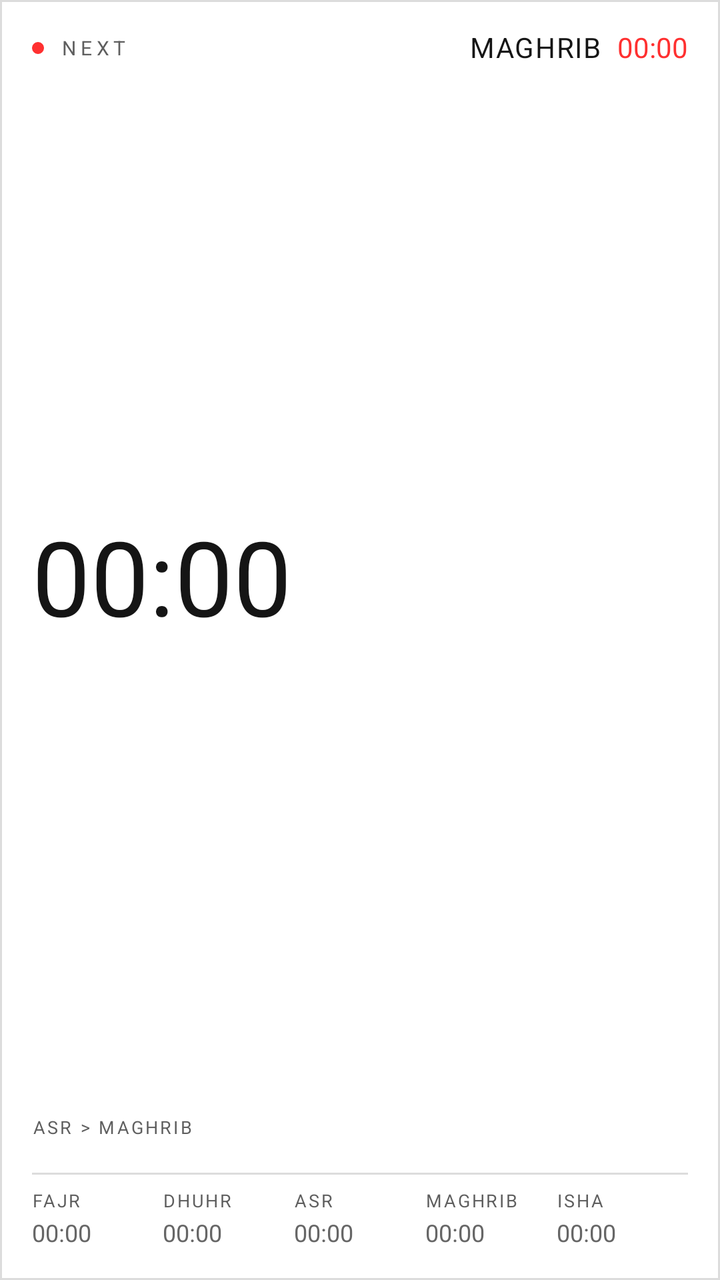
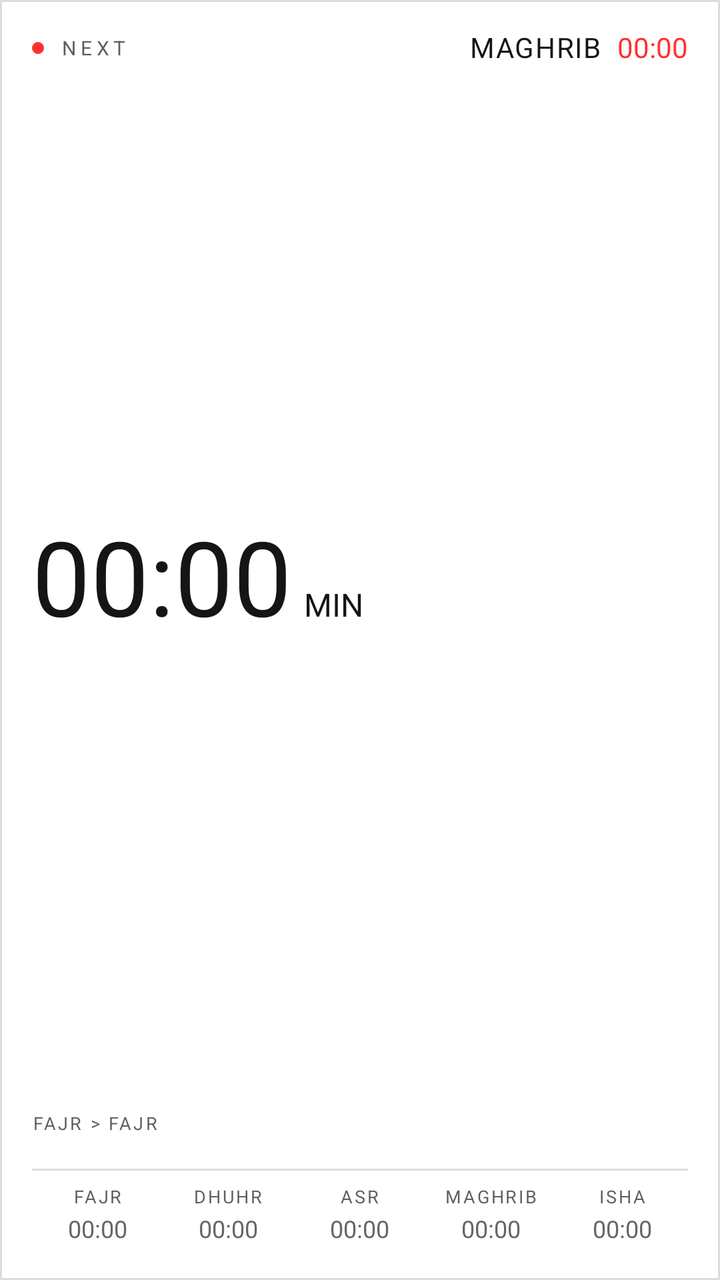

An Android layout rendered at two revisions. The XML below is the earlier revision; the diff shows what the commit changed to produce the second picture.
<!-- AndroidManifest.xml: fallback theme Theme.MaterialComponents.DayNight.NoActionBar -->
<!-- res/layout/widget.xml -->
<?xml version="1.0" encoding="utf-8"?>
<FrameLayout xmlns:android="http://schemas.android.com/apk/res/android"
    android:id="@+id/root"
    android:layout_width="match_parent"
    android:layout_height="match_parent"
    android:background="@drawable/widget_bg_solid">

    
    <ImageView
        android:id="@+id/panel_bg"
        android:layout_width="match_parent"
        android:layout_height="match_parent"
        android:scaleType="fitXY" />

    <LinearLayout
        android:layout_width="match_parent"
        android:layout_height="match_parent"
        android:orientation="vertical"
        android:padding="16dp">

        <LinearLayout
            android:layout_width="match_parent"
            android:layout_height="wrap_content"
            android:gravity="center_vertical"
            android:orientation="horizontal">

            <ImageView
                android:id="@+id/dot"
                android:layout_width="6dp"
                android:layout_height="6dp"
                android:background="@drawable/dot_red" />

            <TextView
                android:id="@+id/label_next"
                android:layout_width="0dp"
                android:layout_height="wrap_content"
                android:layout_marginStart="8dp"
                android:layout_weight="1"
                android:fontFamily="NDot55All"
                android:includeFontPadding="false"
                android:letterSpacing="0.22"
                android:text="NEXT"
                android:textColor="@color/nt_grey_label"
                android:textSize="10sp" />

            <TextView
                android:id="@+id/text_prayer"
                android:layout_width="wrap_content"
                android:layout_height="wrap_content"
                android:fontFamily="NDot55All"
                android:includeFontPadding="false"
                android:letterSpacing="0.04"
                android:text="MAGHRIB"
                android:textColor="@color/nt_white"
                android:textSize="14sp" />

            
            <TextView
                android:id="@+id/text_time"
                android:layout_width="wrap_content"
                android:layout_height="wrap_content"
                android:layout_marginStart="8dp"
                android:fontFamily="NDot55All"
                android:includeFontPadding="false"
                android:text="00:00"
                android:textColor="@color/nt_red"
                android:textSize="14sp" />
        </LinearLayout>

        <Chronometer
            android:id="@+id/text_countdown"
            android:layout_width="match_parent"
            android:layout_height="0dp"
            android:layout_weight="1"
            android:fontFamily="NDot55All"
            android:gravity="center_vertical"
            android:includeFontPadding="false"
            android:text="--:--"
            android:textColor="@color/nt_white"
            android:textSize="52sp" />

        <TextView
            android:id="@+id/bar_label"
            android:layout_width="wrap_content"
            android:layout_height="wrap_content"
            android:layout_marginTop="10dp"
            android:fontFamily="NDot55All"
            android:includeFontPadding="false"
            android:letterSpacing="0.12"
            android:text="ASR > MAGHRIB"
            android:textColor="@color/nt_grey_label"
            android:textSize="9sp" />

        <ImageView
            android:id="@+id/bar"
            android:layout_width="match_parent"
            android:layout_height="4dp"
            android:layout_marginTop="5dp"
            android:scaleType="fitXY" />

        <ImageView
            android:layout_width="match_parent"
            android:layout_height="1dp"
            android:layout_marginTop="8dp"
            android:background="@color/nt_hairline" />

        
        <LinearLayout
            android:layout_width="match_parent"
            android:layout_height="wrap_content"
            android:layout_marginTop="8dp"
            android:orientation="horizontal">

            <LinearLayout style="@style/PrayerColumn">
                <TextView
                    android:id="@+id/row_name_0"
                    style="@style/PrayerRowName"
                    android:text="FAJR" />

                <TextView
                    android:id="@+id/row_time_0"
                    style="@style/PrayerRowTime"
                    android:text="00:00" />
            </LinearLayout>

            <LinearLayout style="@style/PrayerColumn">
                <TextView
                    android:id="@+id/row_name_1"
                    style="@style/PrayerRowName"
                    android:text="DHUHR" />

                <TextView
                    android:id="@+id/row_time_1"
                    style="@style/PrayerRowTime"
                    android:text="00:00" />
            </LinearLayout>

            <LinearLayout style="@style/PrayerColumn">
                <TextView
                    android:id="@+id/row_name_2"
                    style="@style/PrayerRowName"
                    android:text="ASR" />

                <TextView
                    android:id="@+id/row_time_2"
                    style="@style/PrayerRowTime"
                    android:text="00:00" />
            </LinearLayout>

            <LinearLayout style="@style/PrayerColumn">
                <TextView
                    android:id="@+id/row_name_3"
                    style="@style/PrayerRowName"
                    android:text="MAGHRIB" />

                <TextView
                    android:id="@+id/row_time_3"
                    style="@style/PrayerRowTime"
                    android:text="00:00" />
            </LinearLayout>

            <LinearLayout style="@style/PrayerColumn">
                <TextView
                    android:id="@+id/row_name_4"
                    style="@style/PrayerRowName"
                    android:text="ISHA" />

                <TextView
                    android:id="@+id/row_time_4"
                    style="@style/PrayerRowTime"
                    android:text="00:00" />
            </LinearLayout>
        </LinearLayout>

    </LinearLayout>

</FrameLayout>
<!-- resources referenced by this layout -->
<resources>
  <color name="nt_grey_label">#FF5F5F5F</color>
  <color name="nt_hairline">#FFDCDCDC</color>
  <color name="nt_red">#FFFF3030</color>
  <color name="nt_white">#FF151515</color>
  <!-- drawable dot_red (drawable) -->
  <?xml version="1.0" encoding="utf-8"?>
  <shape xmlns:android="http://schemas.android.com/apk/res/android"
      android:shape="oval">
      <solid android:color="@color/nt_red" />
  </shape>
  <style name="PrayerColumn">
          <item name="android:layout_width">0dp</item>
          <item name="android:layout_height">wrap_content</item>
          <item name="android:layout_weight">1</item>
          <item name="android:orientation">vertical</item>
      </style>
  <style name="PrayerRowName">
          <item name="android:layout_width">match_parent</item>
          <item name="android:layout_height">wrap_content</item>
          <item name="android:fontFamily">NDot55All</item>
          <item name="android:includeFontPadding">false</item>
          <item name="android:letterSpacing">0.1</item>
          <item name="android:maxLines">1</item>
          <item name="android:textColor">@color/nt_grey_label</item>
          <item name="android:textSize">9sp</item>
      </style>
  <style name="PrayerRowTime">
          <item name="android:layout_width">match_parent</item>
          <item name="android:layout_height">wrap_content</item>
          <item name="android:layout_marginTop">4dp</item>
          <item name="android:fontFamily">NDot55All</item>
          <item name="android:includeFontPadding">false</item>
          <item name="android:maxLines">1</item>
          <item name="android:textColor">@color/nt_grey_future</item>
          <item name="android:textSize">12sp</item>
      </style>
  <color name="nt_panel">#FFFFFFFF</color>
  <color name="nt_grey_future">#FF666666</color>
  <!-- unchanged entries left out for length: 1 -->
</resources>

<!-- the commit's change to res/layout/widget.xml (unified diff, before → after) -->
@@ -13,10 +13,13 @@
         android:scaleType="fitXY" />
 
     <LinearLayout
+        android:id="@+id/content"
         android:layout_width="match_parent"
         android:layout_height="match_parent"
         android:orientation="vertical"
-        android:padding="16dp">
+        android:paddingHorizontal="16dp"
+        android:paddingTop="16dp"
+        android:paddingBottom="18dp">
 
         <LinearLayout
             android:layout_width="match_parent"
@@ -67,27 +70,53 @@
                 android:textSize="14sp" />
         </LinearLayout>
 
-        <Chronometer
-            android:id="@+id/text_countdown"
+        <LinearLayout
+            android:id="@+id/countdown_area"
             android:layout_width="match_parent"
             android:layout_height="0dp"
             android:layout_weight="1"
-            android:fontFamily="NDot55All"
-            android:gravity="center_vertical"
-            android:includeFontPadding="false"
-            android:text="--:--"
-            android:textColor="@color/nt_white"
-            android:textSize="52sp" />
+            android:gravity="start|center_vertical"
+            android:orientation="horizontal">
+
+            <LinearLayout
+                android:id="@+id/countdown_row"
+                android:layout_width="wrap_content"
+                android:layout_height="wrap_content"
+                android:baselineAligned="true"
+                android:orientation="horizontal">
+
+                <Chronometer
+                    android:id="@+id/text_countdown"
+                    android:layout_width="wrap_content"
+                    android:layout_height="wrap_content"
+                    android:fontFamily="NDot55All"
+                    android:includeFontPadding="false"
+                    android:text="--:--"
+                    android:textColor="@color/nt_white"
+                    android:textSize="52sp" />
+
+                <TextView
+                    android:id="@+id/text_unit"
+                    android:layout_width="wrap_content"
+                    android:layout_height="wrap_content"
+                    android:layout_marginStart="6dp"
+                    android:fontFamily="NDot55All"
+                    android:includeFontPadding="false"
+                    android:text="MIN"
+                    android:textColor="@color/nt_white"
+                    android:textSize="16sp" />
+            </LinearLayout>
+        </LinearLayout>
 
         <TextView
             android:id="@+id/bar_label"
             android:layout_width="wrap_content"
             android:layout_height="wrap_content"
-            android:layout_marginTop="10dp"
+            android:layout_marginTop="8dp"
             android:fontFamily="NDot55All"
             android:includeFontPadding="false"
             android:letterSpacing="0.12"
-            android:text="ASR > MAGHRIB"
+            android:text="FAJR > FAJR"
             android:textColor="@color/nt_grey_label"
             android:textSize="9sp" />
 
@@ -174,4 +203,66 @@
 
     </LinearLayout>
 
+    
+    <LinearLayout
+        android:id="@+id/loading"
+        android:layout_width="match_parent"
+        android:layout_height="match_parent"
+        android:gravity="center"
+        android:orientation="vertical"
+        android:visibility="gone">
+
+        <ProgressBar
+            android:id="@+id/loading_spinner"
+            android:layout_width="60dp"
+            android:layout_height="60dp"
+            android:background="@null"
+            android:indeterminate="true"
+            android:indeterminateDrawable="@drawable/loading_dots"
+            android:indeterminateTint="@null" />
+
+        <TextView
+            android:id="@+id/loading_text"
+            android:layout_width="wrap_content"
+            android:layout_height="wrap_content"
+            android:layout_marginTop="12dp"
+            android:fontFamily="NDot55All"
+            android:includeFontPadding="false"
+            android:letterSpacing="0.18"
+            android:text="SYNCING"
+            android:textColor="@color/nt_grey_label"
+            android:textSize="12sp" />
+    </LinearLayout>
+
+    
+    <LinearLayout
+        android:id="@+id/announce"
+        android:layout_width="match_parent"
+        android:layout_height="match_parent"
+        android:gravity="center"
+        android:orientation="vertical"
+        android:visibility="gone">
+
+        <ProgressBar
+            android:id="@+id/walk"
+            android:layout_width="108dp"
+            android:layout_height="108dp"
+            android:background="@null"
+            android:indeterminate="true"
+            android:indeterminateDrawable="@drawable/walk_dots"
+            android:indeterminateTint="@null" />
+
+        <TextView
+            android:id="@+id/announce_text"
+            android:layout_width="wrap_content"
+            android:layout_height="wrap_content"
+            android:layout_marginTop="8dp"
+            android:fontFamily="NDot55All"
+            android:includeFontPadding="false"
+            android:letterSpacing="0.04"
+            android:text="DHUHR"
+            android:textColor="@color/nt_white"
+            android:textSize="28sp" />
+    </LinearLayout>
+
 </FrameLayout>
<!-- resource entries referenced after the edit -->
@@ -10,6 +10,28 @@
       android:shape="oval">
       <solid android:color="@color/nt_red" />
   </shape>
+  <!-- drawable loading_dots (drawable) -->
+  <?xml version="1.0" encoding="utf-8"?>
+  <animation-list xmlns:android="http://schemas.android.com/apk/res/android"
+      android:oneshot="false">
+      <item android:drawable="@drawable/loading_0" android:duration="80" />
+      <item android:drawable="@drawable/loading_1" android:duration="80" />
+      <item android:drawable="@drawable/loading_2" android:duration="80" />
+      <item android:drawable="@drawable/loading_3" android:duration="80" />
+      <item android:drawable="@drawable/loading_4" android:duration="80" />
+      <item android:drawable="@drawable/loading_5" android:duration="80" />
+      <item android:drawable="@drawable/loading_6" android:duration="80" />
+      <item android:drawable="@drawable/loading_7" android:duration="80" />
+  </animation-list>
+  <!-- drawable walk_dots (drawable) -->
+  <?xml version="1.0" encoding="utf-8"?>
+  <animation-list xmlns:android="http://schemas.android.com/apk/res/android"
+      android:oneshot="false">
+      <item android:drawable="@drawable/walk_0" android:duration="150" />
+      <item android:drawable="@drawable/walk_1" android:duration="150" />
+      <item android:drawable="@drawable/walk_2" android:duration="150" />
+      <item android:drawable="@drawable/walk_3" android:duration="150" />
+  </animation-list>
   <style name="PrayerColumn">
           <item name="android:layout_width">0dp</item>
           <item name="android:layout_height">wrap_content</item>
@@ -20,6 +42,7 @@
           <item name="android:layout_width">match_parent</item>
           <item name="android:layout_height">wrap_content</item>
           <item name="android:fontFamily">NDot55All</item>
+          <item name="android:gravity">center</item>
           <item name="android:includeFontPadding">false</item>
           <item name="android:letterSpacing">0.1</item>
           <item name="android:maxLines">1</item>
@@ -31,11 +54,24 @@
           <item name="android:layout_height">wrap_content</item>
           <item name="android:layout_marginTop">4dp</item>
           <item name="android:fontFamily">NDot55All</item>
+          <item name="android:gravity">center</item>
           <item name="android:includeFontPadding">false</item>
           <item name="android:maxLines">1</item>
           <item name="android:textColor">@color/nt_grey_future</item>
           <item name="android:textSize">12sp</item>
       </style>
+  <!-- drawable loading_0: png bitmap (drawable-nodpi, 972 bytes) -->
+  <!-- drawable loading_1: png bitmap (drawable-nodpi, 960 bytes) -->
+  <!-- drawable loading_2: png bitmap (drawable-nodpi, 951 bytes) -->
+  <!-- drawable loading_3: png bitmap (drawable-nodpi, 950 bytes) -->
+  <!-- drawable loading_4: png bitmap (drawable-nodpi, 971 bytes) -->
+  <!-- drawable loading_5: png bitmap (drawable-nodpi, 950 bytes) -->
+  <!-- drawable loading_6: png bitmap (drawable-nodpi, 951 bytes) -->
+  <!-- drawable loading_7: png bitmap (drawable-nodpi, 957 bytes) -->
+  <!-- drawable walk_0: png bitmap (drawable-nodpi, 1257 bytes) -->
+  <!-- drawable walk_1: png bitmap (drawable-nodpi, 1271 bytes) -->
+  <!-- drawable walk_2: png bitmap (drawable-nodpi, 1254 bytes) -->
+  <!-- drawable walk_3: png bitmap (drawable-nodpi, 1269 bytes) -->
   <color name="nt_panel">#FFFFFFFF</color>
   <color name="nt_grey_future">#FF666666</color>
   <!-- unchanged entries left out for length: 1 -->
